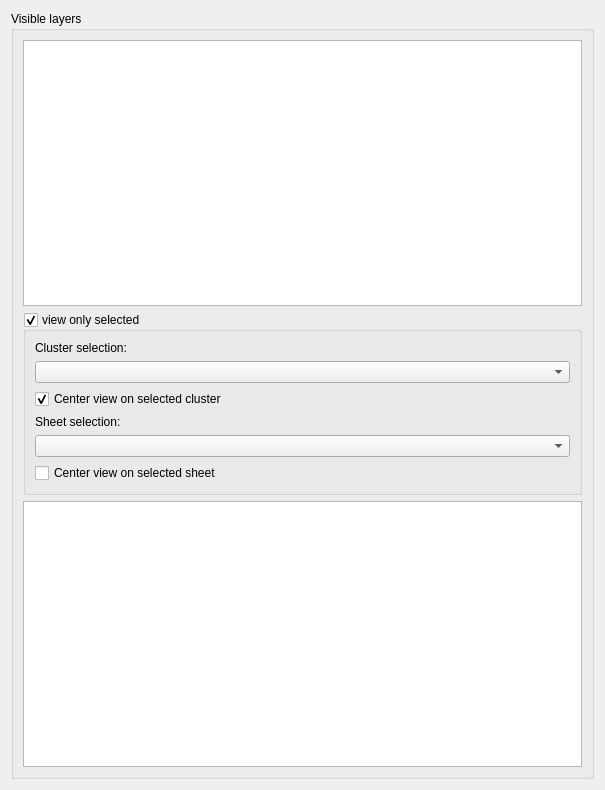
Ylannl/skel3d, file scripts/sheeterator.ui: the form before one commit.
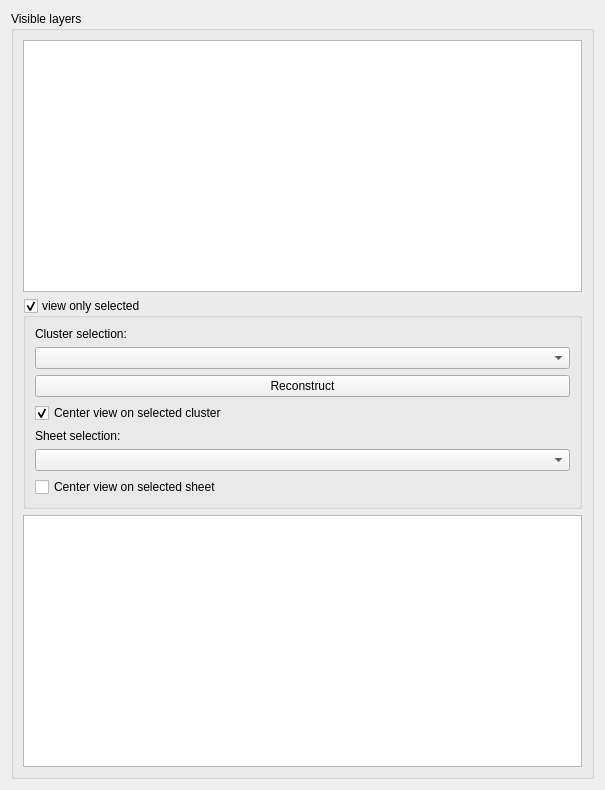
The form after the commit. Custom widgets are drawn as their Qt base class.

Commit message: add reconstruct button to sheeterator

```diff
--- a/scripts/sheeterator.ui
+++ b/scripts/sheeterator.ui
@@ -97,6 +97,13 @@
            </property>
           </widget>
          </item>
+         <item>
+          <widget class="QPushButton" name="pushButton_reconstruct">
+           <property name="text">
+            <string>Reconstruct</string>
+           </property>
+          </widget>
+         </item>
          <item>
           <widget class="QCheckBox" name="checkBox_clusterCenterView">
            <property name="enabled">
```
